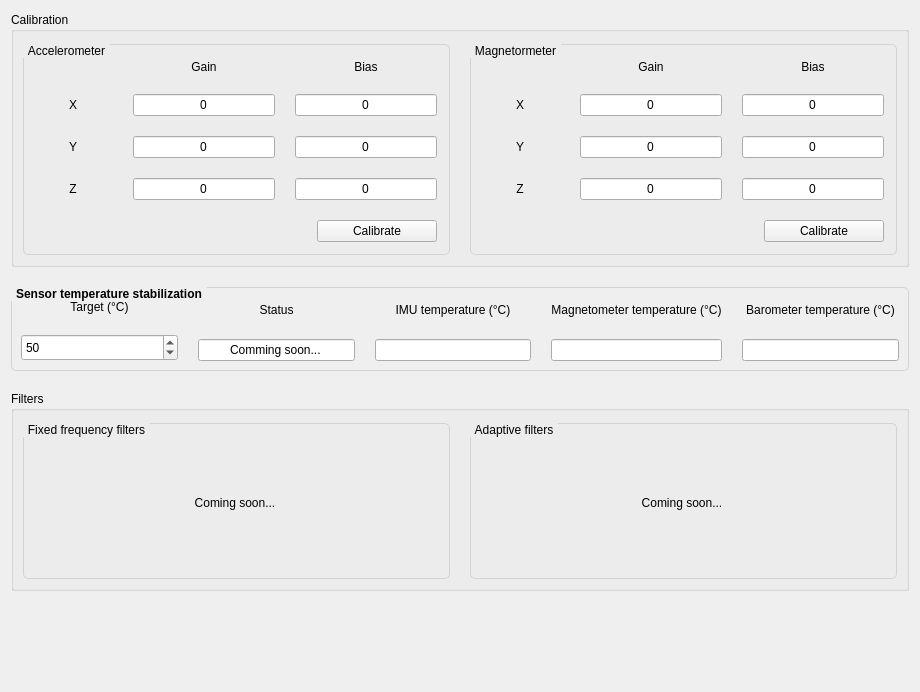
The window that ui_sensors.ui (korken89/kfly_gui) describes before a commit, drawn with Qt 5.
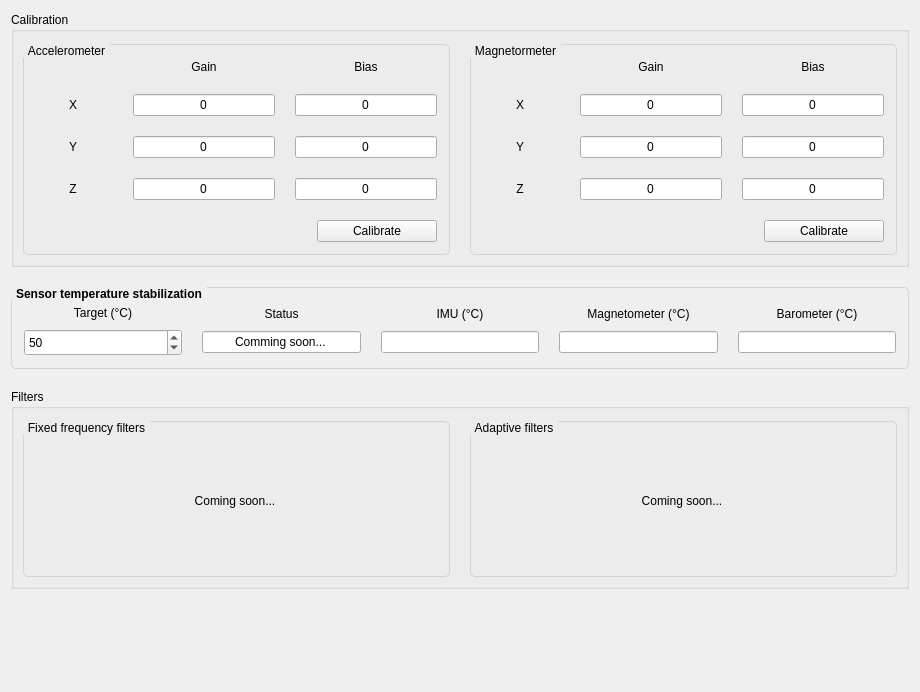
The same window after the commit.

Patch:
```diff
--- a/ui_sensors.ui
+++ b/ui_sensors.ui
@@ -623,13 +623,31 @@
       <property name="spacing">
        <number>20</number>
       </property>
+      <property name="leftMargin">
+       <number>12</number>
+      </property>
       <property name="topMargin">
+       <number>15</number>
+      </property>
+      <property name="rightMargin">
+       <number>12</number>
+      </property>
+      <property name="bottomMargin">
        <number>12</number>
       </property>
       <item>
        <layout class="QVBoxLayout" name="verticalLayout_11">
+        <property name="spacing">
+         <number>6</number>
+        </property>
         <item>
          <widget class="QLabel" name="label_22">
+          <property name="minimumSize">
+           <size>
+            <width>0</width>
+            <height>20</height>
+           </size>
+          </property>
           <property name="text">
            <string>Target (°C)</string>
           </property>
@@ -667,8 +685,17 @@
       </item>
       <item>
        <layout class="QVBoxLayout" name="verticalLayout_6">
+        <property name="spacing">
+         <number>6</number>
+        </property>
         <item>
          <widget class="QLabel" name="label_13">
+          <property name="minimumSize">
+           <size>
+            <width>0</width>
+            <height>20</height>
+           </size>
+          </property>
           <property name="maximumSize">
            <size>
             <width>16777215</width>
@@ -700,8 +727,17 @@
       </item>
       <item>
        <layout class="QVBoxLayout" name="verticalLayout_7">
+        <property name="spacing">
+         <number>6</number>
+        </property>
         <item>
          <widget class="QLabel" name="label_16">
+          <property name="minimumSize">
+           <size>
+            <width>0</width>
+            <height>20</height>
+           </size>
+          </property>
           <property name="maximumSize">
            <size>
             <width>16777215</width>
@@ -709,7 +745,7 @@
            </size>
           </property>
           <property name="text">
-           <string>IMU temperature (°C)</string>
+           <string>IMU (°C)</string>
           </property>
           <property name="alignment">
            <set>Qt::AlignCenter</set>
@@ -730,8 +766,17 @@
       </item>
       <item>
        <layout class="QVBoxLayout" name="verticalLayout_8">
+        <property name="spacing">
+         <number>6</number>
+        </property>
         <item>
          <widget class="QLabel" name="label_17">
+          <property name="minimumSize">
+           <size>
+            <width>0</width>
+            <height>20</height>
+           </size>
+          </property>
           <property name="maximumSize">
            <size>
             <width>16777215</width>
@@ -739,7 +784,7 @@
            </size>
           </property>
           <property name="text">
-           <string>Magnetometer temperature (°C)</string>
+           <string>Magnetometer (°C)</string>
           </property>
           <property name="alignment">
            <set>Qt::AlignCenter</set>
@@ -760,8 +805,17 @@
       </item>
       <item>
        <layout class="QVBoxLayout" name="verticalLayout_9">
+        <property name="spacing">
+         <number>6</number>
+        </property>
         <item>
          <widget class="QLabel" name="label_18">
+          <property name="minimumSize">
+           <size>
+            <width>0</width>
+            <height>20</height>
+           </size>
+          </property>
           <property name="maximumSize">
            <size>
             <width>16777215</width>
@@ -769,7 +823,7 @@
            </size>
           </property>
           <property name="text">
-           <string>Barometer temperature (°C)</string>
+           <string>Barometer (°C)</string>
           </property>
           <property name="alignment">
            <set>Qt::AlignCenter</set>
```
